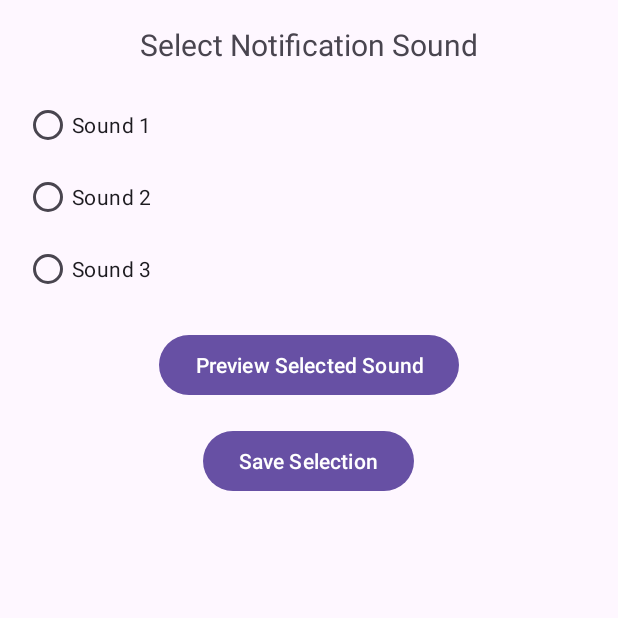
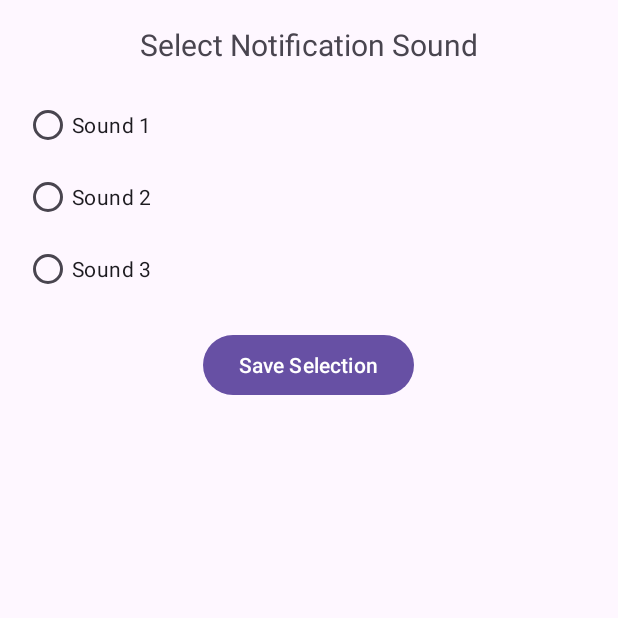
Before and after one commit to Aishwarya2004g/Timer-Project, an Android app: the SoundSettingsActivity screen opened directly, with no data from a screen before it, on a phone screen of 412 x 824 dp, the top half of it. Run offline under Robolectric (Android 15) with nearby library versions, the phone set to English and light mode, and no system bars.

Commit message:
4th commit

```diff
--- a/app/src/main/res/layout/activity_sound_settings.xml
+++ b/app/src/main/res/layout/activity_sound_settings.xml
@@ -36,13 +36,7 @@
             android:text="Sound 3"/>
     </RadioGroup>
 
-    <Button
-        android:id="@+id/previewButton"
-        android:layout_width="wrap_content"
-        android:layout_height="wrap_content"
-        android:text="Preview Selected Sound"
-        android:layout_gravity="center_horizontal"
-        android:layout_marginTop="16dp"/>
+
 
     <Button
         android:id="@+id/saveButton"
```
Also changed, not shown: app/src/main/java/com/example/timerapplication/TimerActivity.java (+7 -3 lines), 1 other file.
